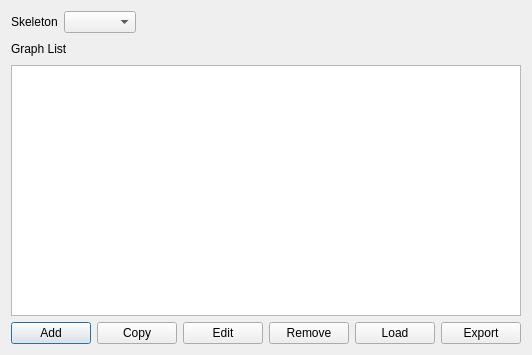
First picture: the form in motion_analysis/gui/layout/graph_table_view_dialog.ui, repository eherr/motion_preprocessing_tool, before the edit.
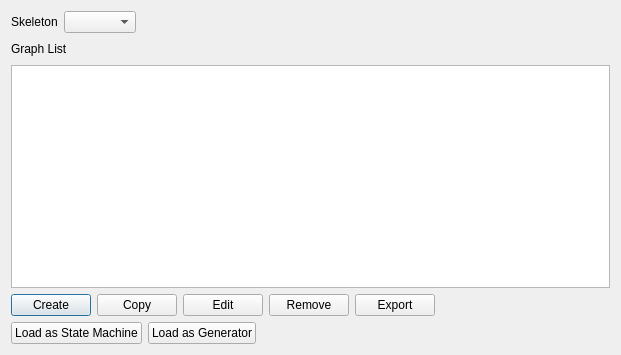
Second picture: the form after the edit.

Commit message: Added option to load morphable graph from databse with MorphableGraphsController class

Patch:
```diff
--- a/motion_analysis/gui/layout/graph_table_view_dialog.ui
+++ b/motion_analysis/gui/layout/graph_table_view_dialog.ui
@@ -6,7 +6,7 @@
    <rect>
     <x>0</x>
     <y>0</y>
-    <width>469</width>
+    <width>621</width>
     <height>355</height>
    </rect>
   </property>
@@ -73,7 +73,7 @@
      <item>
       <widget class="QPushButton" name="addButton">
        <property name="text">
-        <string>Add</string>
+        <string>Create</string>
        </property>
       </widget>
      </item>
@@ -98,13 +98,6 @@
        </property>
       </widget>
      </item>
-     <item>
-      <widget class="QPushButton" name="loadButton">
-       <property name="text">
-        <string>Load</string>
-       </property>
-      </widget>
-     </item>
      <item>
       <widget class="QPushButton" name="exportButton">
        <property name="text">
@@ -127,6 +120,37 @@
      </item>
     </layout>
    </item>
+   <item>
+    <layout class="QHBoxLayout" name="horizontalLayout_2">
+     <item>
+      <widget class="QPushButton" name="loadStateMachineButton">
+       <property name="text">
+        <string>Load as State Machine</string>
+       </property>
+      </widget>
+     </item>
+     <item>
+      <widget class="QPushButton" name="loadGeneratorButton">
+       <property name="text">
+        <string>Load as Generator</string>
+       </property>
+      </widget>
+     </item>
+     <item>
+      <spacer name="horizontalSpacer">
+       <property name="orientation">
+        <enum>Qt::Horizontal</enum>
+       </property>
+       <property name="sizeHint" stdset="0">
+        <size>
+         <width>40</width>
+         <height>20</height>
+        </size>
+       </property>
+      </spacer>
+     </item>
+    </layout>
+   </item>
   </layout>
  </widget>
  <resources/>
```
The commit also changes 3 other files.
